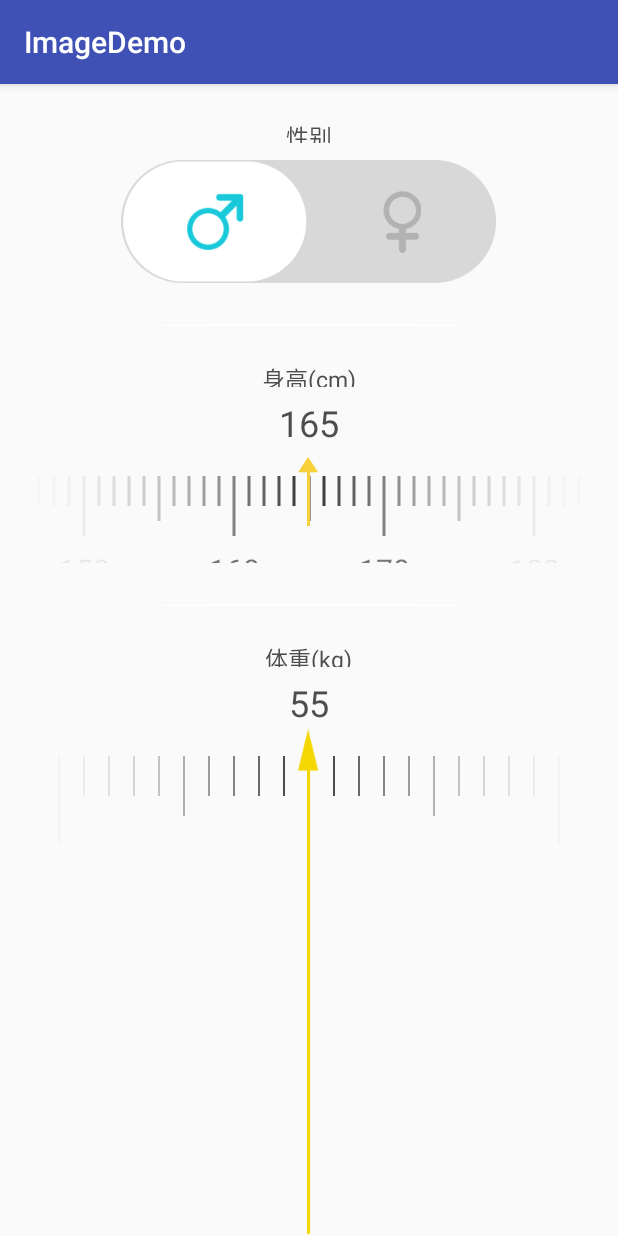
After one commit to garyhu1/ChartView, an Android app: the RuleActivity screen opened directly, with no data from a screen before it, on a phone screen of 412 x 824 dp. The commit adds this screen. Run offline under Robolectric (Android 15) with nearby library versions, the phone set to English and light mode, and no system bars.

Commit message:
添加RuleView

```diff
--- a/app/src/main/AndroidManifest.xml
+++ b/app/src/main/AndroidManifest.xml
@@ -78,6 +78,7 @@
             android:name=".activity.AboutActivity"
             android:label="@string/title_activity_about" >
         </activity>
+        <activity android:name=".activity.RuleActivity"/>
     </application>
 
 </manifest>
--- a/app/src/main/java/com/garyhu/imagedemo/activity/MainActivity.java
+++ b/app/src/main/java/com/garyhu/imagedemo/activity/MainActivity.java
@@ -82,6 +82,13 @@ public class MainActivity extends AppCompatActivity {
 //                jump();
             }
         });
+
+        findViewById(R.id.rule).setOnClickListener(new View.OnClickListener() {
+            @Override
+            public void onClick(View v) {
+                startActivity(new Intent(MainActivity.this,RuleActivity.class));
+            }
+        });
     }
 
     @Override
--- /dev/null
+++ b/app/src/main/java/com/garyhu/imagedemo/activity/RuleActivity.java
@@ -0,0 +1,53 @@
+package com.garyhu.imagedemo.activity;
+
+import android.os.Bundle;
+import android.support.annotation.Nullable;
+import android.support.v7.app.AppCompatActivity;
+import android.widget.TextView;
+
+import com.garyhu.imagedemo.R;
+import com.garyhu.imagedemo.widget.RulerView;
+
+/**
+ * 作者： garyhu.
+ * 时间： 2017/2/20.
+ */
+
+public class RuleActivity extends AppCompatActivity {
+
+    private RulerView ruler_height;   //身高的view
+    private RulerView ruler_weight ;  //体重的view
+    private TextView tv_register_info_height_value,tv_register_info_weight_value;
+
+    @Override
+    protected void onCreate(@Nullable Bundle savedInstanceState) {
+        super.onCreate(savedInstanceState);
+        setContentView(R.layout.activity_rule);
+
+        ruler_height=(RulerView)findViewById(R.id.ruler_height);
+        ruler_weight=(RulerView)findViewById(R.id.ruler_weight);
+
+        tv_register_info_height_value=(TextView) findViewById(R.id.tv_register_info_height_value);
+        tv_register_info_weight_value=(TextView) findViewById(R.id.tv_register_info_weight_value);
+
+
+        ruler_height.setOnValueChangeListener(new RulerView.OnValueChangeListener() {
+            @Override
+            public void onValueChange(float value) {
+                tv_register_info_height_value.setText(value+"");
+            }
+        });
+
+
+        ruler_weight.setOnValueChangeListener(new RulerView.OnValueChangeListener() {
+            @Override
+            public void onValueChange(float value) {
+                tv_register_info_weight_value.setText(value+"");
+            }
+        });
+
+        ruler_height.setValue(165, 80, 250, 1);
+
+        ruler_weight.setValue(55, 20, 200, 0.1f);
+    }
+}
--- /dev/null
+++ b/app/src/main/java/com/garyhu/imagedemo/widget/RulerView.java
@@ -0,0 +1,338 @@
+package com.garyhu.imagedemo.widget;
+
+import android.content.Context;
+import android.content.res.TypedArray;
+import android.graphics.Canvas;
+import android.graphics.Color;
+import android.graphics.Paint;
+import android.util.AttributeSet;
+import android.util.Log;
+import android.view.MotionEvent;
+import android.view.VelocityTracker;
+import android.view.View;
+import android.view.ViewConfiguration;
+import android.widget.Scroller;
+
+import com.garyhu.imagedemo.R;
+
+
+public class RulerView extends View {
+
+    private int mMinVelocity;
+    private Scroller mScroller;  //Scroller是一个专门用于处理滚动效果的工具类   用mScroller记录/计算View滚动的位置，再重写View的computeScroll()，完成实际的滚动
+    private VelocityTracker mVelocityTracker; //主要用跟踪触摸屏事件（flinging事件和其他gestures手势事件）的速率。
+    private int mWidth;
+    private int mHeight;
+
+    private float mSelectorValue = 50.0f; // 未选择时 默认的值 滑动后表示当前中间指针正在指着的值
+    private float mMaxValue = 200;        // 最大数值
+    private float mMinValue = 100.0f;     //最小的数值
+    private float mPerValue = 1;          //最小单位  如 1:表示 每2条刻度差为1.   0.1:表示 每2条刻度差为0.1
+                                          // 在demo中 身高mPerValue为1  体重mPerValue 为0.1
+
+    private float mLineSpaceWidth = 5;    //  尺子刻度2条线之间的距离
+    private float mLineWidth = 4;         //  尺子刻度的宽度
+    private float mLineMaxHeight = 420;   //  尺子刻度分为3中不同的高度。 mLineMaxHeight表示最长的那根(也就是 10的倍数时的高度)
+    private float mLineMidHeight = 30;    //  mLineMidHeight  表示中间的高度(也就是 5  15 25 等时的高度)
+    private float mLineMinHeight = 17;    //  mLineMinHeight  表示最短的那个高度(也就是 1 2 3 4 等时的高度)
+
+    private float mTextMarginTop = 10;    //o
+    private float mTextSize =30;         //尺子刻度下方数字 textsize
+
+    private boolean mAlphaEnable = false;  // 尺子 最左边 最后边是否需要透明 (透明效果更好点)
+
+    private float mTextHeight;            //尺子刻度下方数字  的高度
+
+    private Paint mTextPaint;             // 尺子刻度下方数字( 也就是每隔10个出现的数值) paint
+    private Paint mLinePaint;             //  尺子刻度  paint
+
+    private int mTotalLine;               //共有多少条 刻度
+    private int mMaxOffset;               //所有刻度 共有多长
+    private float mOffset;                // 默认状态下，mSelectorValue所在的位置  位于尺子总刻度的位置
+    private int mLastX, mMove;
+    private OnValueChangeListener mListener;  // 滑动后数值回调
+
+    private int mLineColor = Color.GRAY;   //刻度的颜色
+    private int mTextColor=Color.BLACK;    //文字的颜色
+
+
+    public RulerView(Context context) {
+        this(context, null);
+
+    }
+
+    public RulerView(Context context, AttributeSet attrs) {
+        this(context, attrs, 0);
+    }
+
+    public RulerView(Context context, AttributeSet attrs, int defStyleAttr) {
+        super(context, attrs, defStyleAttr);
+        init(context,attrs);
+    }
+
+    protected void init(Context context, AttributeSet attrs) {
+        Log.d("zkk---","init");
+        mScroller = new Scroller(context);
+
+
+        this.mLineSpaceWidth = myfloat(25.0F);
+        this.mLineWidth = myfloat(2.0F);
+        this.mLineMaxHeight = myfloat(100.0F);
+        this.mLineMidHeight = myfloat(60.0F);
+        this.mLineMinHeight = myfloat(40.0F);
+        this.mTextHeight = myfloat(40.0F);
+
+
+        final TypedArray typedArray = context.obtainStyledAttributes(attrs,
+                R.styleable.RulerView);
+
+        mAlphaEnable = typedArray.getBoolean(R.styleable.RulerView_alphaEnable, mAlphaEnable);
+
+        mLineSpaceWidth = typedArray.getDimension(R.styleable.RulerView_lineSpaceWidth, mLineSpaceWidth);
+        mLineWidth = typedArray.getDimension(R.styleable.RulerView_lineWidth, mLineWidth);
+        mLineMaxHeight = typedArray.getDimension(R.styleable.RulerView_lineMaxHeight, mLineMaxHeight);
+        mLineMidHeight = typedArray.getDimension(R.styleable.RulerView_lineMidHeight, mLineMidHeight);
+        mLineMinHeight = typedArray.getDimension(R.styleable.RulerView_lineMinHeight, mLineMinHeight);
+        mLineColor = typedArray.getColor(R.styleable.RulerView_lineColor, mLineColor);
+
+        mTextSize = typedArray.getDimension(R.styleable.RulerView_textSize,  mTextSize);
+        mTextColor = typedArray.getColor(R.styleable.RulerView_textColor, mTextColor);
+        mTextMarginTop = typedArray.getDimension(R.styleable.RulerView_textMarginTop, mTextMarginTop);
+
+        mSelectorValue = typedArray.getFloat(R.styleable.RulerView_selectorValue, 0.0f);
+        mMinValue = typedArray.getFloat(R.styleable.RulerView_minValue, 0.0f);
+        mMaxValue = typedArray.getFloat(R.styleable.RulerView_maxValue, 100.0f);
+        mPerValue = typedArray.getFloat(R.styleable.RulerView_perValue, 0.1f);
+
+
+
+        mMinVelocity = ViewConfiguration.get(getContext()).getScaledMinimumFlingVelocity();
+
+        mTextPaint = new Paint(Paint.ANTI_ALIAS_FLAG);
+        mTextPaint.setTextSize(mTextSize);
+        mTextPaint.setColor(mTextColor);
+        mTextHeight = getFontHeight(mTextPaint);
+
+        mLinePaint = new Paint(Paint.ANTI_ALIAS_FLAG);
+        mLinePaint.setStrokeWidth(mLineWidth);
+        mLinePaint.setColor(mLineColor);
+
+
+
+       // setValue(1990, 1940, 2016, 1);
+
+    }
+
+
+    public static int  myfloat(float paramFloat){
+        return (int)(0.5F + paramFloat * 1.0f);
+    }
+
+    private float getFontHeight(Paint paint) {
+        Paint.FontMetrics fm = paint.getFontMetrics();
+        return fm.descent - fm.ascent;
+    }
+
+
+    /**
+     *
+     * @param selectorValue 未选择时 默认的值 滑动后表示当前中间指针正在指着的值
+     * @param minValue   最大数值
+     * @param maxValue   最小的数值
+     * @param per   最小单位  如 1:表示 每2条刻度差为1.   0.1:表示 每2条刻度差为0.1 在demo中 身高mPerValue为1  体重mPerValue 为0.1
+     */
+    public void setValue(float selectorValue, float minValue, float maxValue, float per) {
+        this.mSelectorValue = selectorValue;
+        this.mMaxValue = maxValue;
+        this.mMinValue = minValue;
+        this.mPerValue = (int) (per * 10.0f);
+        this.mTotalLine = ((int) ((mMaxValue * 10 - mMinValue * 10) / mPerValue)) + 1;
+
+
+        mMaxOffset = (int) (-(mTotalLine - 1) * mLineSpaceWidth);
+        mOffset = (mMinValue - mSelectorValue) / mPerValue * mLineSpaceWidth * 10;
+        Log.d("zkk===","mOffset--           "+mOffset  +"         =====mMaxOffset    "+mMaxOffset
+        +"  mTotalLine  " +mTotalLine);
+        invalidate();
+        setVisibility(VISIBLE);
+    }
+
+    public void setOnValueChangeListener(OnValueChangeListener listener) {
+        mListener = listener;
+    }
+
+    @Override
+    protected void onSizeChanged(int w, int h, int oldw, int oldh) {
+
+        super.onSizeChanged(w, h, oldw, oldh);
+        if (w > 0 && h > 0) {
+            mWidth = w;
+            mHeight = h;
+        }
+    }
+
+    @Override
+    protected void onDraw(Canvas canvas) {
+        super.onDraw(canvas);
+
+        float left, height;
+        String value;
+        int alpha = 0;
+        float scale;
+        int srcPointX = mWidth / 2;
+        for (int i = 0; i < mTotalLine; i++) {
+            left = srcPointX + mOffset + i * mLineSpaceWidth;
+
+            if (left < 0 || left > mWidth) {
+                continue;  //  先画默认值在正中间，左右各一半的view。  多余部分暂时不画(也就是从默认值在中间，画旁边左右的刻度线)
+            }
+
+            if (i % 10 == 0) {
+                height = mLineMaxHeight;
+            } else if (i % 5 == 0) {
+                height = mLineMidHeight;
+            } else {
+                height = mLineMinHeight;
+            }
+            if (mAlphaEnable) {
+                scale = 1 - Math.abs(left - srcPointX) / srcPointX;
+                alpha = (int) (255 * scale * scale);
+
+                mLinePaint.setAlpha(alpha);
+            }
+            canvas.drawLine(left, 0, left, height, mLinePaint);
+
+            if (i % 10 == 0) {
+                value = String.valueOf((int) (mMinValue + i * mPerValue / 10));
+                if (mAlphaEnable) {
+                    mTextPaint.setAlpha(alpha);
+                }
+                canvas.drawText(value, left - mTextPaint.measureText(value) / 2,
+                        height + mTextMarginTop + mTextHeight, mTextPaint);    // 在为整数时,画 数值
+            }
+
+        }
+    }
+
+    @Override
+    public boolean onTouchEvent(MotionEvent event) {
+        Log.d("zkk---","onTouchEvent-");
+
+        int action = event.getAction();
+        int xPosition = (int) event.getX();
+
+        if (mVelocityTracker == null) {
+            mVelocityTracker = VelocityTracker.obtain();
+        }
+        mVelocityTracker.addMovement(event);
+
+        switch (action) {
+            case MotionEvent.ACTION_DOWN:
+                mScroller.forceFinished(true);
+                mLastX = xPosition;
+                mMove = 0;
+                break;
+            case MotionEvent.ACTION_MOVE:
+                mMove = (mLastX - xPosition);
+                changeMoveAndValue();
+                break;
+            case MotionEvent.ACTION_UP:
+            case MotionEvent.ACTION_CANCEL:
+                countMoveEnd();
+                countVelocityTracker();
+                return false;
+            default:
+                break;
+        }
+
+        mLastX = xPosition;
+        return true;
+    }
+
+    private void countVelocityTracker() {
+        Log.d("zkk---","countVelocityTracker-");
+        mVelocityTracker.computeCurrentVelocity(1000);  //初始化速率的单位
+        float xVelocity = mVelocityTracker.getXVelocity(); //当前的速度
+        if (Math.abs(xVelocity) > mMinVelocity) {
+            mScroller.fling(0, 0, (int) xVelocity, 0, Integer.MIN_VALUE, Integer.MAX_VALUE, 0, 0);
+        }
+    }
+
+
+    /**
+     * 滑动结束后，若是指针在2条刻度之间时，改变mOffset 让指针正好在刻度上。
+     */
+    private void countMoveEnd() {
+
+        mOffset -= mMove;
+        if (mOffset <= mMaxOffset) {
+            mOffset = mMaxOffset;
+        } else if (mOffset >= 0) {
+            mOffset = 0;
+        }
+
+        mLastX = 0;
+        mMove = 0;
+
+        mSelectorValue = mMinValue + Math.round(Math.abs(mOffset) * 1.0f / mLineSpaceWidth) * mPerValue / 10.0f;
+        mOffset = (mMinValue - mSelectorValue) * 10.0f / mPerValue * mLineSpaceWidth;
+
+
+
+        notifyValueChange();
+        postInvalidate();
+    }
+
+
+    /**
+     * 滑动后的操作
+     */
+    private void changeMoveAndValue() {
+        mOffset -= mMove;
+
+        if (mOffset <= mMaxOffset) {
+            mOffset = mMaxOffset;
+            mMove = 0;
+            mScroller.forceFinished(true);
+        } else if (mOffset >= 0) {
+            mOffset = 0;
+            mMove = 0;
+            mScroller.forceFinished(true);
+        }
+        mSelectorValue = mMinValue + Math.round(Math.abs(mOffset) * 1.0f / mLineSpaceWidth) * mPerValue / 10.0f;
+
+
+        notifyValueChange();
+        postInvalidate();
+    }
+
+    private void notifyValueChange() {
+        if (null != mListener) {
+            mListener.onValueChange(mSelectorValue);
+        }
+    }
+
+
+    /**
+     * 滑动后的回调
+     */
+    public interface OnValueChangeListener {
+        void onValueChange(float value);
+    }
+
+    @Override
+    public void computeScroll() {
+        Log.d("zkk---","computeScroll-");
+        super.computeScroll();
+        if (mScroller.computeScrollOffset()) {     //mScroller.computeScrollOffset()返回 true表示滑动还没有结束
+            if (mScroller.getCurrX() == mScroller.getFinalX()) {
+                countMoveEnd();
+            } else {
+                int xPosition = mScroller.getCurrX();
+                mMove = (mLastX - xPosition);
+                changeMoveAndValue();
+                mLastX = xPosition;
+            }
+        }
+    }
+}
--- /dev/null
+++ b/app/src/main/res/drawable/user_sex_selector.xml
@@ -0,0 +1,6 @@
+<?xml version="1.0" encoding="utf-8"?>
+<selector
+  xmlns:android="http://schemas.android.com/apk/res/android">
+    <item android:state_checked="true" android:drawable="@drawable/user_sex_switch_girl" />
+    <item android:state_checked="false" android:drawable="@drawable/user_sex_switch_boy" />
+</selector>
--- a/app/src/main/res/layout/activity_main.xml
+++ b/app/src/main/res/layout/activity_main.xml
@@ -85,7 +85,13 @@
                 android:text="六界面"/>
 
         </LinearLayout>
-
+        <Button
+            android:id="@+id/rule"
+            android:layout_width="wrap_content"
+            android:layout_height="wrap_content"
+            android:layout_marginLeft="8dp"
+            android:background="@drawable/btn_shape"
+            android:text="RuleView"/>
     </LinearLayout>
 
 </ScrollView>
--- /dev/null
+++ b/app/src/main/res/layout/activity_rule.xml
@@ -0,0 +1,143 @@
+<?xml version="1.0" encoding="utf-8"?>
+<LinearLayout xmlns:android="http://schemas.android.com/apk/res/android"
+    android:layout_width="match_parent"
+    android:layout_height="match_parent"
+    xmlns:app="http://schemas.android.com/apk/res-auto"
+    android:orientation="vertical">
+    <LinearLayout
+        android:layout_width="fill_parent"
+        android:layout_height="fill_parent"
+        android:gravity="center_horizontal"
+        android:orientation="vertical"
+        android:visibility="visible">
+
+        <TextView
+            android:layout_width="wrap_content"
+            android:layout_height="wrap_content"
+            android:layout_marginTop="23.0dip"
+            android:includeFontPadding="false"
+            android:maxHeight="16.0sp"
+            android:text="性别"
+            android:textColor="#cc222222"
+            android:textSize="15.0sp"/>
+
+        <CheckBox
+            android:id="@+id/btn_register_info_sex"
+            android:layout_width="250.0dip"
+            android:layout_height="82.0dip"
+            android:layout_marginTop="11.0dip"
+            android:background="@drawable/user_sex_selector"
+            android:button="@null"
+            android:gravity="center"/>-->
+        <View
+            android:layout_width="fill_parent"
+            android:layout_height="1.0dip"
+            android:layout_marginBottom="23.0dip"
+            android:layout_marginTop="27.0dip"
+            android:background="@drawable/register_info_line"/>
+
+        <TextView
+            android:layout_width="wrap_content"
+            android:layout_height="wrap_content"
+            android:includeFontPadding="false"
+            android:maxHeight="17.0sp"
+            android:text="身高(cm)"
+            android:textColor="#cc222222"
+            android:textSize="15.0sp"/>
+
+        <TextView
+            android:id="@+id/tv_register_info_height_value"
+            android:layout_width="wrap_content"
+            android:layout_height="wrap_content"
+            android:layout_marginTop="11.0dip"
+            android:includeFontPadding="false"
+            android:maxHeight="24.0sp"
+            android:text="165"
+            android:textColor="#cc222222"
+            android:textSize="24.0sp"/>
+
+        <RelativeLayout
+            android:layout_width="fill_parent"
+            android:layout_height="wrap_content">
+
+            <com.garyhu.imagedemo.widget.RulerView
+                android:id="@+id/ruler_height"
+                android:layout_width="fill_parent"
+                android:layout_height="58.0dip"
+                android:layout_marginTop="24.0dip"
+                app:alphaEnable="true"
+                app:lineColor="@color/gray"
+                app:lineMaxHeight="40dp"
+                app:lineMidHeight="30dp"
+                app:lineMinHeight="20dp"
+                app:lineSpaceWidth="10dp"
+                app:lineWidth="2dip"
+                app:textColor="@color/black"
+                app:minValue="80.0"
+                app:maxValue="250.0"
+                app:perValue="1"
+                app:selectorValue="165.0"
+                />
+
+            <ImageView
+                android:layout_width="14.0dip"
+                android:layout_height="46.0dip"
+                android:layout_centerHorizontal="true"
+                android:layout_marginTop="11.0dip"
+                android:scaleType="fitXY"
+                android:src="@drawable/user_info_ruler_height"/>
+        </RelativeLayout>
+
+        <View
+            android:layout_width="fill_parent"
+            android:layout_height="1.0dip"
+            android:layout_marginBottom="23.0dip"
+            android:layout_marginTop="27.0dip"
+            android:background="@drawable/register_info_line"/>
+
+
+        <TextView
+            android:layout_width="wrap_content"
+            android:layout_height="wrap_content"
+            android:includeFontPadding="false"
+            android:maxHeight="17.0sp"
+            android:text="体重(kg)"
+            android:textColor="#cc222222"
+            android:textSize="15.0sp"/>
+
+        <TextView
+            android:id="@+id/tv_register_info_weight_value"
+            android:layout_width="wrap_content"
+            android:layout_height="wrap_content"
+            android:layout_marginTop="11.0dip"
+            android:includeFontPadding="false"
+            android:maxHeight="24.0sp"
+            android:text="55"
+            android:textColor="#cc222222"
+            android:textSize="24.0sp"/>
+
+        <RelativeLayout
+            android:layout_width="fill_parent"
+            android:layout_height="0.0dip"
+            android:layout_weight="1.0">
+
+            <com.garyhu.imagedemo.widget.RulerView
+                android:id="@+id/ruler_weight"
+                android:layout_width="fill_parent"
+                android:layout_height="58.0dip"
+                android:layout_marginTop="24.0dip"
+                app:alphaEnable="true"
+                app:lineColor="@color/gray"
+                app:textColor="@color/black"
+                />
+
+            <ImageView
+                android:layout_width="14.0dip"
+                android:layout_height="fill_parent"
+                android:layout_centerHorizontal="true"
+                android:layout_marginTop="6.0dip"
+                android:scaleType="fitXY"
+                android:src="@drawable/user_info_ruler_weight"/>
+        </RelativeLayout>
+    </LinearLayout>
+</LinearLayout>
--- a/app/src/main/res/values/attrs.xml
+++ b/app/src/main/res/values/attrs.xml
@@ -42,5 +42,21 @@
 
     </declare-styleable>
 
+    <declare-styleable name="RulerView">
+        <attr name="textColor" format="color" />
+        <attr name="textSize" format="dimension" />
+        <attr name="lineColor" format="color" />
+        <attr name="lineSpaceWidth" format="dimension" />
+        <attr name="lineWidth" format="dimension" />
+        <attr name="lineMaxHeight" format="dimension" />
+        <attr name="lineMidHeight" format="dimension" />
+        <attr name="lineMinHeight" format="dimension" />
+        <attr name="textMarginTop" format="dimension" />
+        <attr name="alphaEnable" format="boolean" />
+        <attr name="minValue" format="float"/>
+        <attr name="maxValue" format="float"/>
+        <attr name="selectorValue" format="float"/>
+        <attr name="perValue" format="float"/>
+    </declare-styleable>
 
 </resources>
```
Also changed, not shown: app/src/main/res/drawable-hdpi/register_info_line.png (added), app/src/main/res/drawable-hdpi/user_info_ruler_birthday.png (added), app/src/main/res/drawable-hdpi/user_info_ruler_height.png (added), app/src/main/res/drawable-hdpi/user_info_ruler_weight.png (added), app/src/main/res/drawable-hdpi/user_sex_switch_boy.png (added), app/src/main/res/drawable-hdpi/user_sex_switch_girl.png (added), 1 other file.
